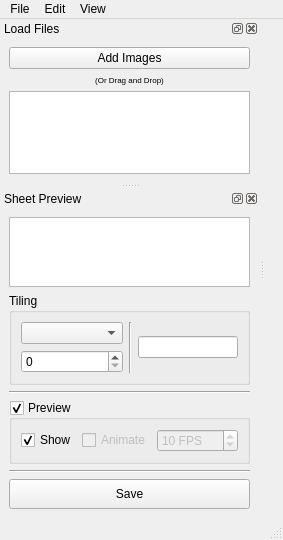
Qt form QtDesign.ui (martinreinok/spritesheet-creator) before a commit.
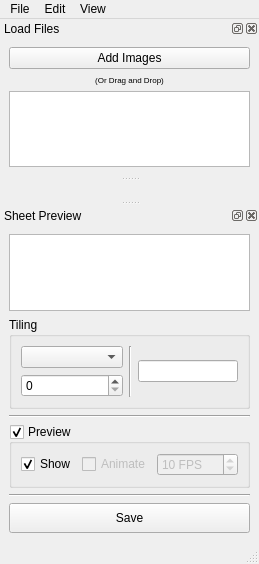
The same form after that commit. Icons and pictures are not drawn.

Commit message: Spritesheet functionality is functional

The edit to the form file:
```diff
--- a/QtDesign.ui
+++ b/QtDesign.ui
@@ -6,8 +6,8 @@
    <rect>
     <x>0</x>
     <y>0</y>
-    <width>274</width>
-    <height>540</height>
+    <width>252</width>
+    <height>564</height>
    </rect>
   </property>
   <property name="windowTitle">
@@ -28,7 +28,7 @@
     <rect>
      <x>0</x>
      <y>0</y>
-     <width>274</width>
+     <width>252</width>
      <height>23</height>
     </rect>
    </property>
@@ -72,7 +72,7 @@
     <string>Load Files</string>
    </property>
    <attribute name="dockWidgetArea">
-    <number>1</number>
+    <number>4</number>
    </attribute>
    <widget class="QWidget" name="LoadFiles_2">
     <layout class="QVBoxLayout" name="verticalLayout_2">
@@ -159,7 +159,7 @@
     <string>Sheet Preview</string>
    </property>
    <attribute name="dockWidgetArea">
-    <number>1</number>
+    <number>8</number>
    </attribute>
    <widget class="QWidget" name="dockWidgetContents_4">
     <layout class="QVBoxLayout" name="verticalLayout_3">
@@ -178,6 +178,8 @@
        <property name="title">
         <string>Tiling</string>
        </property>
+       <layout class="QVBoxLayout" name="verticalLayout_6">
+        <item>
        <layout class="QHBoxLayout" name="horizontalLayout_4">
         <item>
          <layout class="QVBoxLayout" name="verticalLayout_4">
@@ -236,6 +238,8 @@
          </widget>
         </item>
        </layout>
+        </item>
+       </layout>
       </widget>
      </item>
      <item>
```
Left out of the diff: 5 changed lines with no effect on the pictures. Lines whose indentation alone changed are shown as unchanged. The commit also changes 2 other files.
